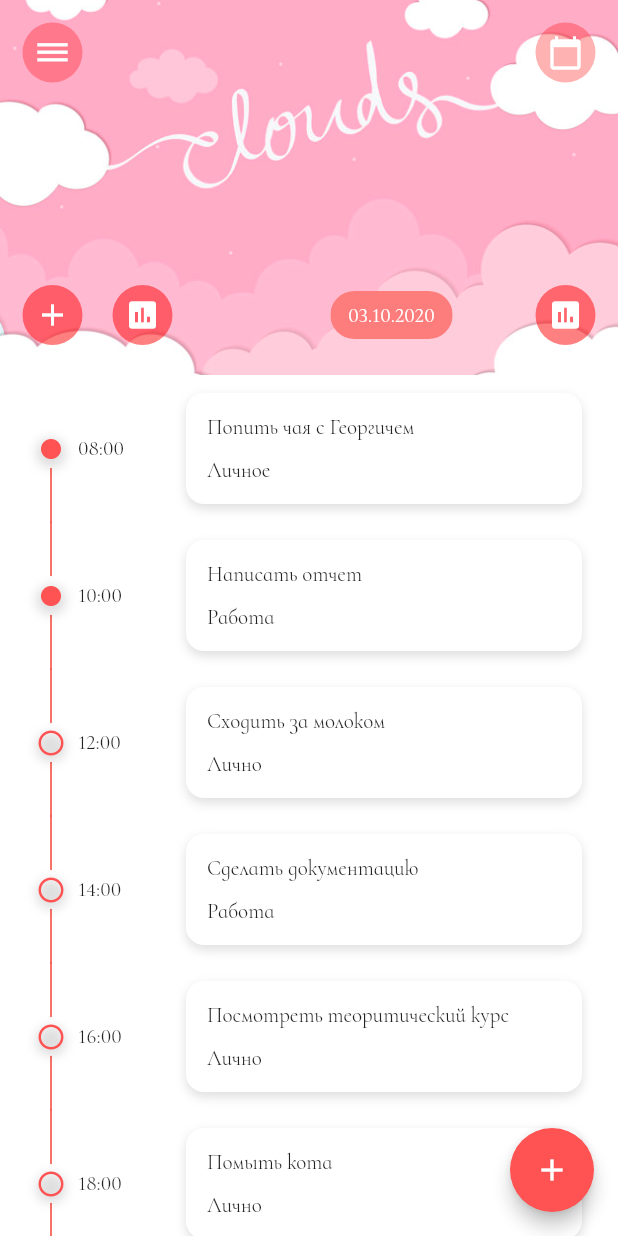
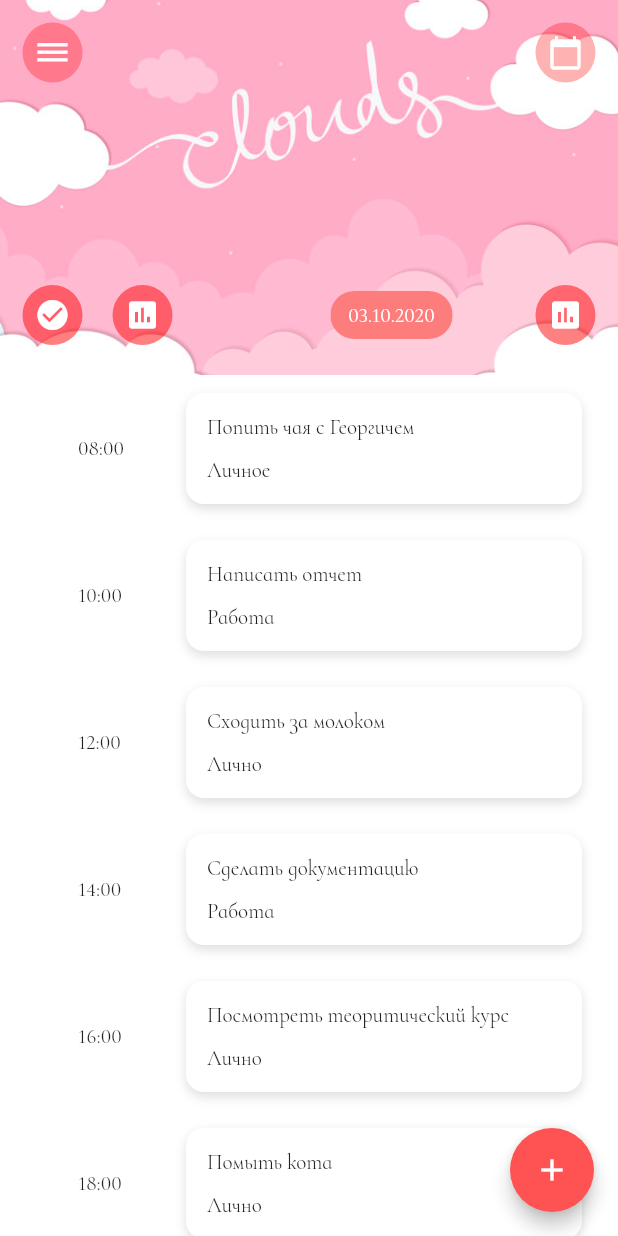
Before and after one commit to 88srzh/TODO_list, a Flutter app: the screen it shows after launch, on a phone screen of 412 x 824 dp. Run offline on Flutter 3.47's test engine with Material 2 defaults, Android fonts, the phone set to English and light mode, and no system bars; missing offline and left inert: flutter_rounded_date_picker.

Commit message:
some new stuff

```diff
--- a/lib/pages/home_page.dart
+++ b/lib/pages/home_page.dart
@@ -1,10 +1,10 @@
 import 'package:flutter/material.dart';
 import 'package:todo_list/pages/add_event_page.dart';
 import 'package:todo_list/pages/add_task_page.dart';
+import 'package:todo_list/pages/event_page.dart';
 import 'package:todo_list/pages/task_page.dart';
 // ! remove task_page.dart
-import '../widgets/top_bar.dart';
-import 'event_page.dart';
+import 'package:todo_list/widgets/top_bar.dart';
 
 class HomePage extends StatefulWidget {
 
--- a/lib/widgets/top_bar.dart
+++ b/lib/widgets/top_bar.dart
@@ -1,9 +1,9 @@
 import 'package:flutter/material.dart';
 import 'package:todo_list/pages/add_event_page.dart';
 import 'package:todo_list/pages/add_task_page.dart';
+import 'package:todo_list/pages/home_page.dart';
 
 class TopBar extends StatelessWidget {
-  TopBar({Key key}) : super(key: key);
 
   @override
   Widget build(BuildContext context) {
@@ -62,8 +62,10 @@ class TopBar extends StatelessWidget {
                       CircleAvatar(
                         backgroundColor: Color.fromRGBO(255, 0, 0, 0.5),
                         child: IconButton(
-                            icon: Icon(Icons.add),
+
+                            icon: Icon(Icons.check_circle),
                             color: Colors.white,
+
                             tooltip: 'Задачи',
                             onPressed: () {
                               showDialog(
```
